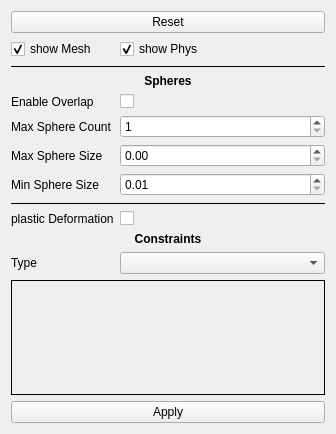
This is forms/tabInfo.ui in Gmadges/MPC-Masterclass as Qt 5 draws it before an edit. The edited form follows.
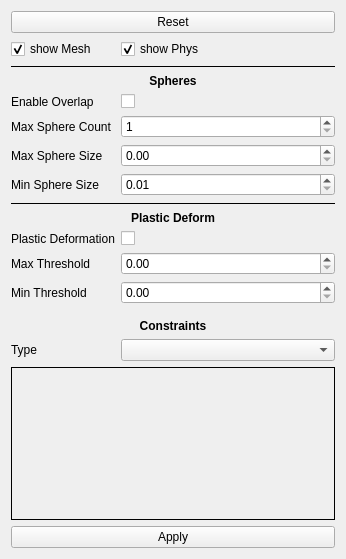
This is the edited form. Custom widgets are drawn as their Qt base class.

Commit message: using force for the plastic deform now. added thresholds to gui. whether it works is yet ot be seen

```diff
--- a/forms/tabInfo.ui
+++ b/forms/tabInfo.ui
@@ -6,8 +6,8 @@
    <rect>
     <x>0</x>
     <y>0</y>
-    <width>336</width>
-    <height>434</height>
+    <width>346</width>
+    <height>559</height>
    </rect>
   </property>
   <property name="windowTitle">
@@ -138,7 +138,7 @@
        </property>
       </widget>
      </item>
-     <item row="13" column="0" colspan="2">
+     <item row="17" column="0" colspan="2">
       <widget class="QLabel" name="label">
        <property name="text">
         <string>&lt;b&gt;Constraints&lt;/b&gt;</string>
@@ -151,17 +151,17 @@
        </property>
       </widget>
      </item>
-     <item row="14" column="0">
+     <item row="18" column="0">
       <widget class="QLabel" name="label_5">
        <property name="text">
         <string>Type</string>
        </property>
       </widget>
      </item>
-     <item row="14" column="1">
+     <item row="18" column="1">
       <widget class="QComboBox" name="combo_constType"/>
      </item>
-     <item row="16" column="0" colspan="2">
+     <item row="20" column="0" colspan="2">
       <widget class="QScrollArea" name="scrollArea">
        <property name="frameShape">
         <enum>QFrame::Box</enum>
@@ -177,31 +177,68 @@
          <rect>
           <x>0</x>
           <y>0</y>
-          <width>314</width>
-          <height>46</height>
+          <width>324</width>
+          <height>73</height>
          </rect>
         </property>
        </widget>
       </widget>
      </item>
-     <item row="17" column="0" colspan="2">
+     <item row="21" column="0" colspan="2">
       <widget class="QPushButton" name="button_applySettings">
        <property name="text">
         <string>Apply</string>
        </property>
       </widget>
      </item>
-     <item row="12" column="1">
+     <item row="13" column="1">
       <widget class="QCheckBox" name="check_plasticDeform">
        <property name="text">
         <string/>
        </property>
       </widget>
      </item>
-     <item row="12" column="0">
+     <item row="13" column="0">
       <widget class="QLabel" name="label_8">
        <property name="text">
-        <string>plastic Deformation</string>
+        <string>Plastic Deformation</string>
+       </property>
+      </widget>
+     </item>
+     <item row="14" column="1">
+      <widget class="QDoubleSpinBox" name="spin_maxPlasticForce"/>
+     </item>
+     <item row="15" column="1">
+      <widget class="QDoubleSpinBox" name="spin_minPlasticForce"/>
+     </item>
+     <item row="16" column="0">
+      <widget class="Line" name="line_3">
+       <property name="orientation">
+        <enum>Qt::Horizontal</enum>
+       </property>
+      </widget>
+     </item>
+     <item row="12" column="0" colspan="2">
+      <widget class="QLabel" name="label_9">
+       <property name="text">
+        <string>&lt;b&gt;Plastic Deform&lt;/b&gt;</string>
+       </property>
+       <property name="alignment">
+        <set>Qt::AlignCenter</set>
+       </property>
+      </widget>
+     </item>
+     <item row="14" column="0">
+      <widget class="QLabel" name="label_maxForce">
+       <property name="text">
+        <string>Max Threshold</string>
+       </property>
+      </widget>
+     </item>
+     <item row="15" column="0">
+      <widget class="QLabel" name="label_minForce">
+       <property name="text">
+        <string>Min Threshold</string>
        </property>
       </widget>
      </item>
```
The commit also changes 7 other files.
